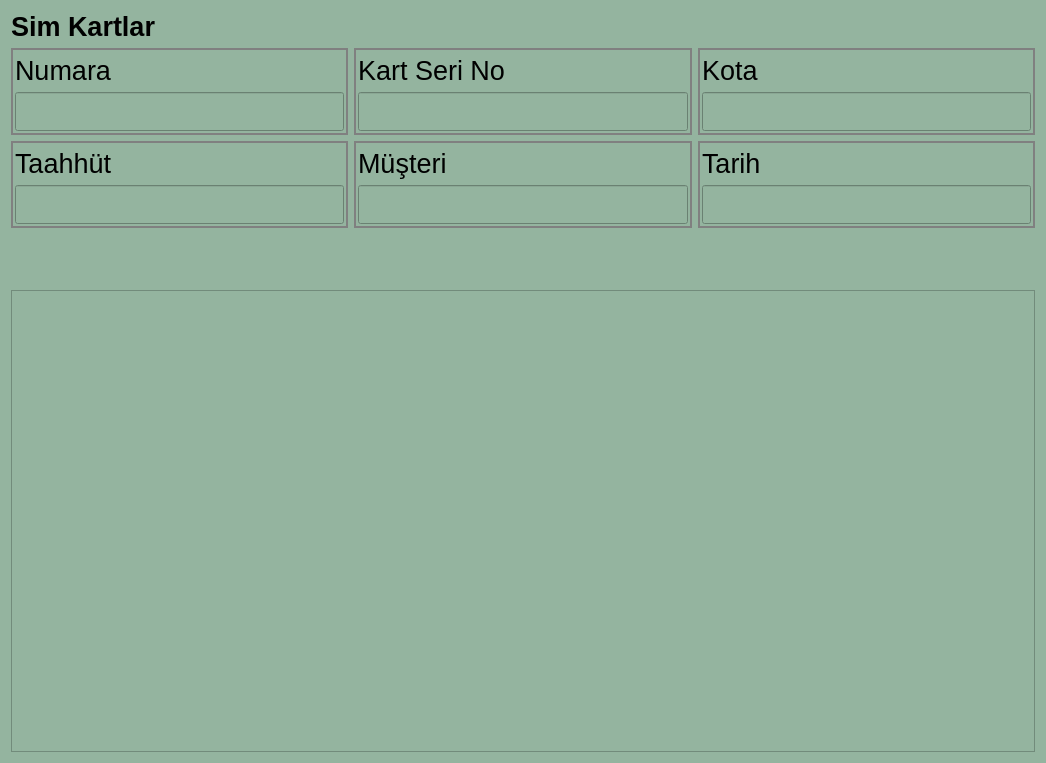
Qt form src/simkartlar.ui (yunusemrecinar/QT5-cihaz-kimlik-teknik-servis) before a commit.
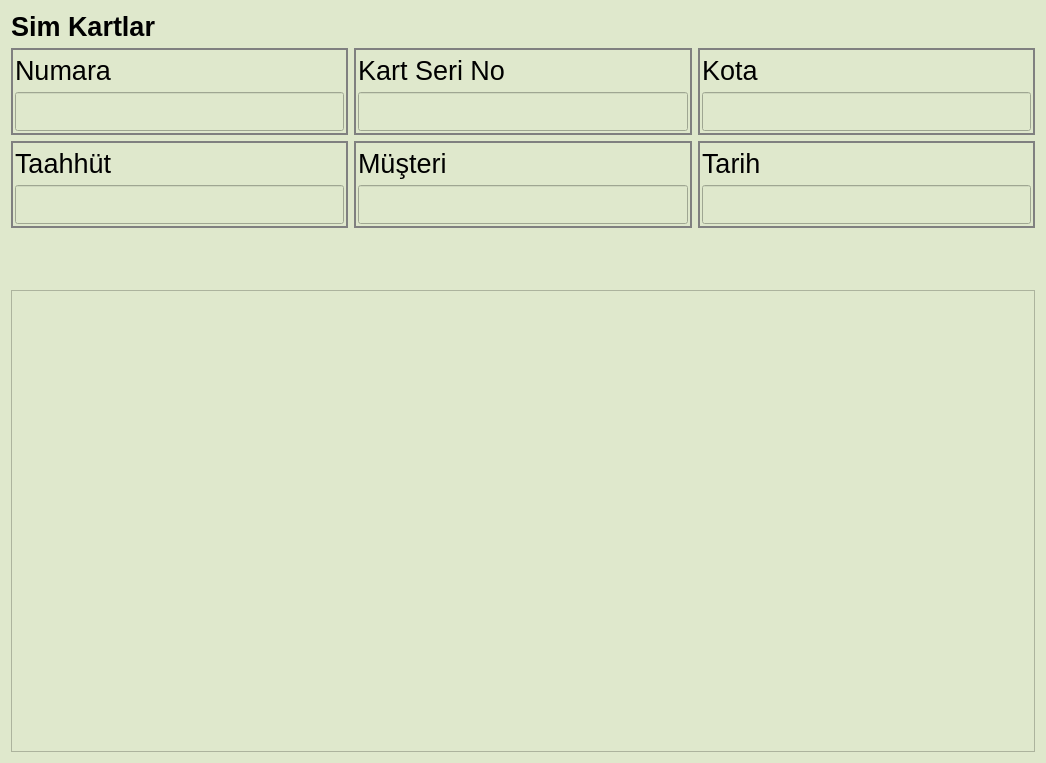
The same form after that commit. Icons and pictures are not drawn.

```diff
--- a/src/simkartlar.ui
+++ b/src/simkartlar.ui
@@ -15,7 +15,7 @@
   </property>
   <property name="styleSheet">
    <string notr="true">QWidget {
-  background-color: #94B49F ;
+  background-color: #DFE8CC ;
 }</string>
   </property>
   <layout class="QVBoxLayout" name="verticalLayout_8">
```
